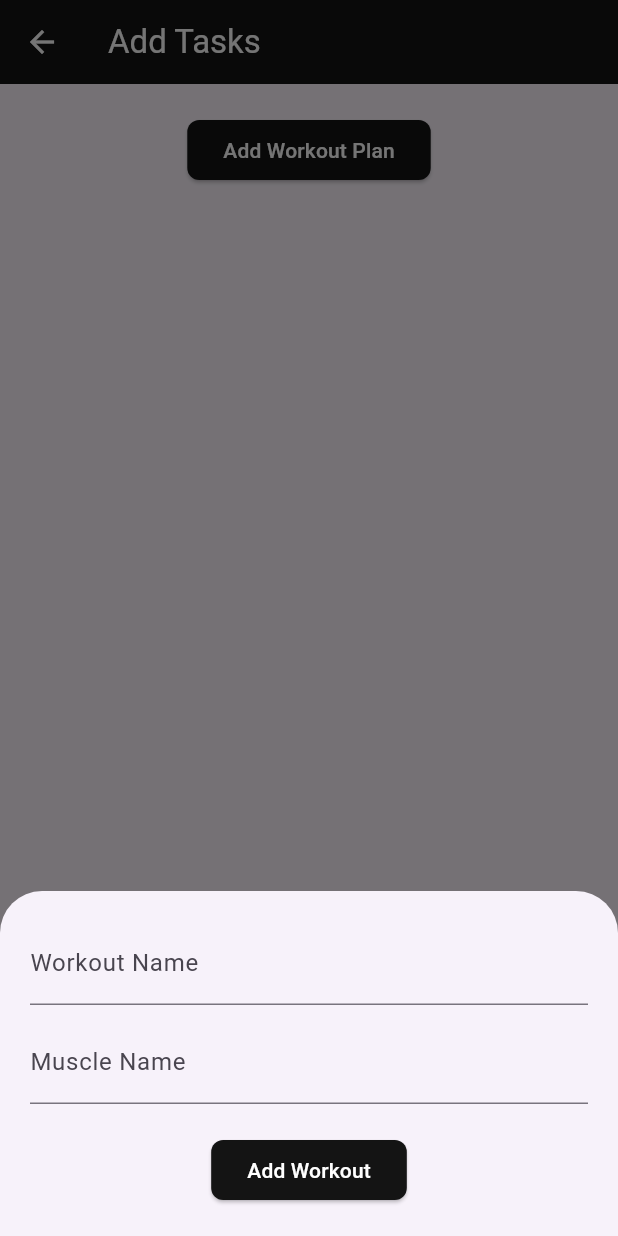
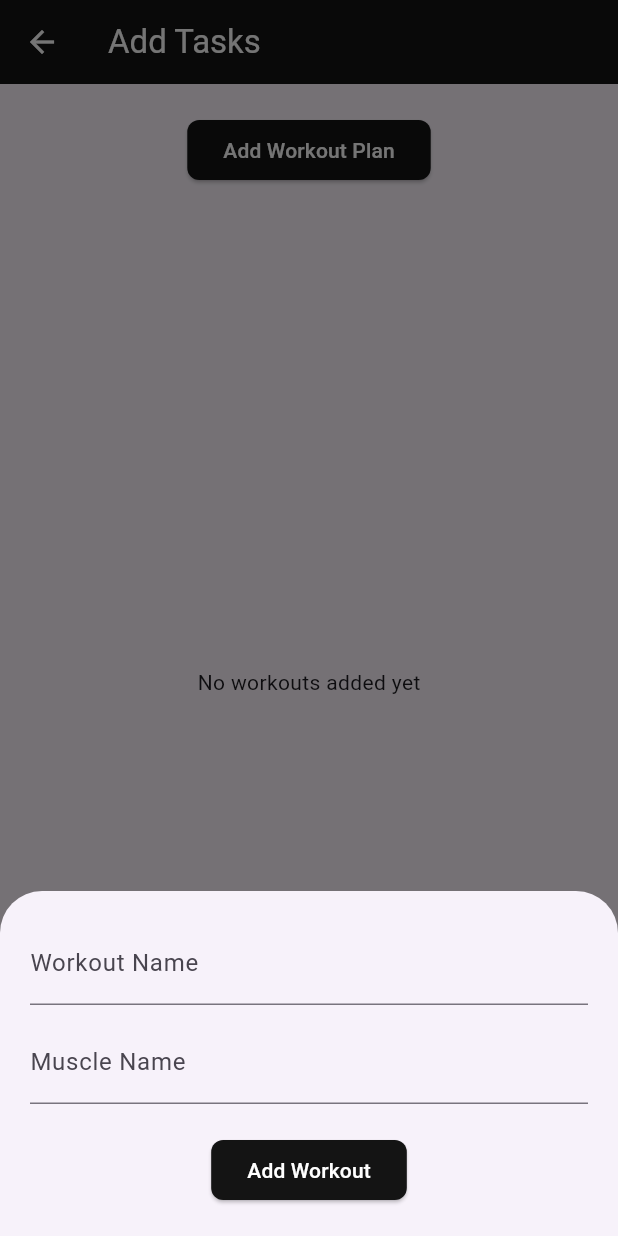
Before and after one commit to SahilKumar9009/Workout-App-ui, a Flutter app: the BottomTabExample screen opened directly, item 3 of the bottom bar chosen, after a tap on "Add Workout Plan", on a phone screen of 412 x 824 dp. Run offline on Flutter 3.47's test engine with Material 3 defaults, Android fonts, the phone set to English and light mode, and no system bars; our stand-ins replace flutter_riverpod, image_picker, shared_preferences, youtube_player_flutter; accounts and stored records are empty; network calls fail.

```diff
--- /dev/null
+++ b/lib/models/addWorkout.dart
@@ -0,0 +1,17 @@
+class AddWorkout {
+  final String name;
+  final String muscle;
+
+  AddWorkout({required this.name, required this.muscle});
+
+  // Convert a Workout object to a Map (for JSON encoding/saving)
+  Map<String, dynamic> toJson() => {'name': name, 'muscle': muscle};
+
+  // Create a Workout object from a Map (for JSON decoding/loading)
+  factory AddWorkout.fromJson(Map<String, dynamic> json) {
+    return AddWorkout(
+      name: json['name'] as String,
+      muscle: json['muscle'] as String,
+    );
+  }
+}
--- a/lib/screens/AddTasks.dart
+++ b/lib/screens/AddTasks.dart
@@ -1,17 +1,18 @@
 import 'package:flutter/material.dart';
+import 'package:flutter_riverpod/flutter_riverpod.dart';
+import 'package:workout_app/Providers/workoutProvider.dart';
+import 'package:workout_app/models/addWorkout.dart';
 
-class AddWorkout extends StatefulWidget {
-  const AddWorkout({super.key});
+class AddWorkoutScreen extends ConsumerStatefulWidget {
+  const AddWorkoutScreen({super.key});
 
   @override
-  State<AddWorkout> createState() => _AddWorkoutState();
+  ConsumerState<AddWorkoutScreen> createState() => _AddWorkoutScreenState();
 }
 
-class _AddWorkoutState extends State<AddWorkout> {
+class _AddWorkoutScreenState extends ConsumerState<AddWorkoutScreen> {
   final TextEditingController _nameController = TextEditingController();
   final TextEditingController _muscleController = TextEditingController();
-
-  List<Map<String, String>> pushDayExercises = [];
 
   @override
   void dispose() {
@@ -26,9 +27,10 @@ class _AddWorkoutState extends State<AddWorkout> {
 
     if (name.isEmpty || muscle.isEmpty) return;
 
-    setState(() {
-      pushDayExercises.add({'name': name, 'muscle': muscle});
-    });
+    // Add to Riverpod state (will automatically save to storage)
+    ref
+        .read(workoutProvider.notifier)
+        .addWorkout(AddWorkout(name: name, muscle: muscle));
 
     _nameController.clear();
     _muscleController.clear();
@@ -37,6 +39,9 @@ class _AddWorkoutState extends State<AddWorkout> {
 
   @override
   Widget build(BuildContext context) {
+    // Watch the workout list from Riverpod
+    final workouts = ref.watch(workoutProvider);
+
     return Scaffold(
       appBar: AppBar(
         title: const Text('Add Tasks', style: TextStyle(color: Colors.white)),
@@ -108,13 +113,23 @@ class _AddWorkoutState extends State<AddWorkout> {
           ),
           const SizedBox(height: 20),
           Expanded(
-            child: ListView.builder(
-              itemCount: pushDayExercises.length,
+            child: workouts.isEmpty
+                ? const Center(child: Text('No workouts added yet'))
+                : ListView.builder(
+                    itemCount: workouts.length,
                     itemBuilder: (context, index) {
                       return ListTile(
                         leading: const Icon(Icons.fitness_center),
-                  title: Text(pushDayExercises[index]['name']!),
-                  subtitle: Text(pushDayExercises[index]['muscle']!),
+                        title: Text(workouts[index].name),
+                        subtitle: Text(workouts[index].muscle),
+                        trailing: IconButton(
+                          icon: const Icon(Icons.delete, color: Colors.red),
+                          onPressed: () {
+                            ref
+                                .read(workoutProvider.notifier)
+                                .removeWorkout(index);
+                          },
+                        ),
                       );
                     },
                   ),
--- a/lib/screens/BottomTab.dart
+++ b/lib/screens/BottomTab.dart
@@ -1,4 +1,5 @@
 import 'package:flutter/material.dart';
+import 'package:workout_app/models/addWorkout.dart';
 import 'package:workout_app/screens/AddTasks.dart';
 import 'package:workout_app/screens/Home.dart';
 import 'package:workout_app/screens/ProfileScreen.dart';
@@ -17,7 +18,7 @@ class _BottomTabExampleState extends State<BottomTabExample> {
   final List<Widget> _pages = [
     const HomeScreen(),
     const WorkoutScreen(),
-    const AddWorkout(),
+    const AddWorkoutScreen(),
     const ProfileScreen(),
   ];
   @override
--- a/pubspec.yaml
+++ b/pubspec.yaml
@@ -38,6 +38,7 @@ dependencies:
   image_picker: ^1.2.0
   url_launcher: ^6.3.2
   youtube_player_flutter: ^9.1.3
+  shared_preferences: ^2.5.3
 
 dev_dependencies:
   flutter_test:
```
Also changed, not shown: lib/Providers/workoutProvider.dart (added, +65 -0 lines), pubspec.lock, 1 other file. Lines whose indentation alone changed are shown as unchanged.
